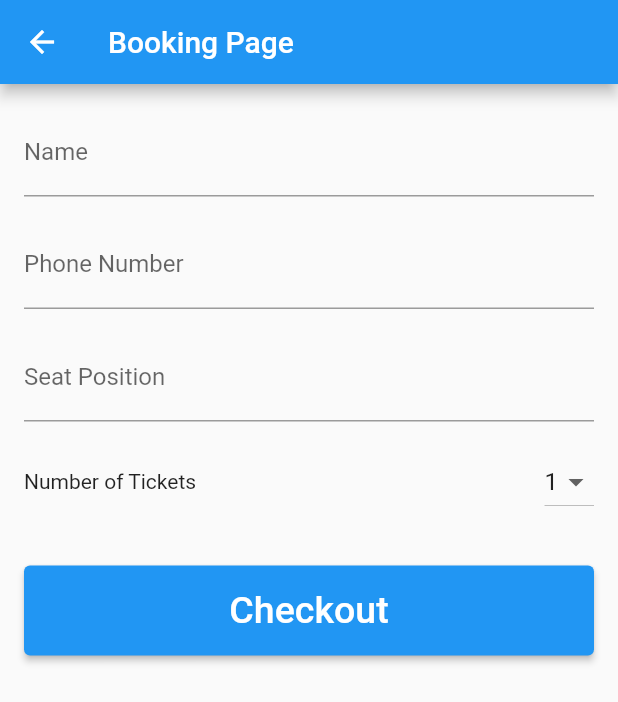
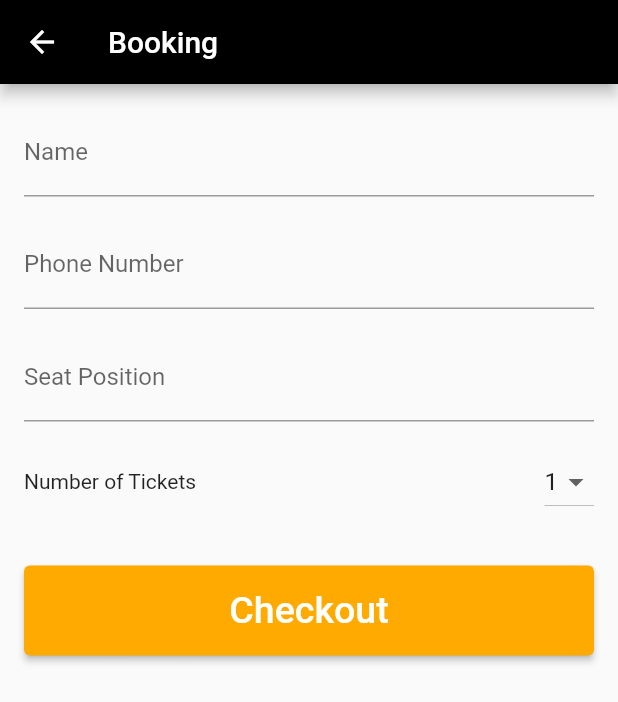
Before and after one commit to kkarimwahba/Evena, a Flutter app: the UserHome screen opened directly, scrolled down 576 dp, after a tap on "Book Now", on a phone screen of 412 x 824 dp. Shown: the top 702 px of the screen. Run offline on Flutter 3.47's test engine with Material 2 defaults, Android fonts, the phone set to English and light mode, and no system bars; our stand-ins replace flutter_credit_card.

Commit message:
categry file and updates on files

```diff
--- a/lib/screens/Booking.dart
+++ b/lib/screens/Booking.dart
@@ -20,9 +20,11 @@ class _BookingState extends State<Booking> {
 
   @override
   Widget build(BuildContext context) {
-    return Scaffold(
+    return SafeArea(
+      child: Scaffold(
         appBar: AppBar(
-        title: Text('Booking Page'),
+          backgroundColor: Colors.black,
+          title: const Text('Booking'),
         ),
         body: Padding(
           padding: const EdgeInsets.all(16.0),
@@ -41,7 +43,7 @@ class _BookingState extends State<Booking> {
                   });
                 },
               ),
-            SizedBox(height: 16.0),
+              const SizedBox(height: 16.0),
               TextFormField(
                 decoration: InputDecoration(
                   labelText: 'Phone Number',
@@ -58,7 +60,7 @@ class _BookingState extends State<Booking> {
                   });
                 },
               ),
-            SizedBox(height: 16.0),
+              const SizedBox(height: 16.0),
               TextFormField(
                 decoration: InputDecoration(
                   labelText: 'Seat Position',
@@ -73,11 +75,11 @@ class _BookingState extends State<Booking> {
                   });
                 },
               ),
-            SizedBox(height: 16.0),
+              const SizedBox(height: 16.0),
               Row(
                 mainAxisAlignment: MainAxisAlignment.spaceBetween,
                 children: [
-                Text('Number of Tickets'),
+                  const Text('Number of Tickets'),
                   DropdownButton<int>(
                     value: numberOfTickets,
                     items: [1, 2, 3, 4, 5]
@@ -94,7 +96,7 @@ class _BookingState extends State<Booking> {
                   ),
                 ],
               ),
-            SizedBox(height: 32.0),
+              const SizedBox(height: 32.0),
               SizedBox(
                 width: 200,
                 height: 60,
@@ -108,13 +110,19 @@ class _BookingState extends State<Booking> {
                           ));
                         }
                       : null,
+                  style: ElevatedButton.styleFrom(
+                    backgroundColor: const Color.fromARGB(255, 255, 170, 0),
+                  ),
                   child: const Text(
                     'Checkout',
-                  style: TextStyle(fontSize: 25),
+                    style: TextStyle(
+                      fontSize: 25,
+                    ),
                   ),
                 ),
               ),
             ],
+          ),
         ),
       ),
     );
--- a/lib/screens/login.dart
+++ b/lib/screens/login.dart
@@ -137,7 +137,7 @@ class _LoginState extends State<Login> {
                           onPressed: () {
                             Navigator.of(context).push(MaterialPageRoute(
                               builder: (c) {
-                                return UserHome();
+                                return Category();
                               },
                             ));
                           },
--- a/lib/screens/userHome.dart
+++ b/lib/screens/userHome.dart
@@ -1,16 +1,17 @@
-
 import 'package:evena/screens/booking.dart';
+import 'package:evena/screens/category.dart';
+import 'package:evena/screens/login.dart';
 import 'package:flutter/material.dart';
 
 class UserHome extends StatefulWidget {
-  UserHome({Key? key}) : super(key: key);
+  const UserHome({Key? key}) : super(key: key);
 
   @override
   _UserHomeState createState() => _UserHomeState();
 }
 
 class _UserHomeState extends State<UserHome> {
-  TextEditingController _searchController = TextEditingController();
+  final TextEditingController _searchController = TextEditingController();
 
   @override
   void dispose() {
@@ -22,6 +23,12 @@ class _UserHomeState extends State<UserHome> {
   Widget build(BuildContext context) {
     return Scaffold(
       appBar: AppBar(
+        leading: IconButton(
+          icon: const Icon(Icons.arrow_back, color: Colors.white),
+          onPressed: () {
+            Navigator.of(context).pop();
+          },
+        ),
         title: const Text(
           "EVENA",
           style: TextStyle(color: Colors.white),
@@ -35,7 +42,7 @@ class _UserHomeState extends State<UserHome> {
             child: Align(
               alignment: Alignment.center,
               child: Text(
-                "Welcome to EVENA",
+                "Explore Our Events.",
                 style: TextStyle(
                   fontWeight: FontWeight.bold,
                   color: Colors.black,
@@ -47,7 +54,9 @@ class _UserHomeState extends State<UserHome> {
           const SizedBox(
             height: 20,
           ),
-          TextField(
+          SizedBox(
+            width: 0.9 * MediaQuery.of(context).size.width,
+            child: TextField(
               controller: _searchController,
               decoration: InputDecoration(
                 hintText: "Search",
@@ -57,23 +66,23 @@ class _UserHomeState extends State<UserHome> {
                 ),
               ),
             ),
+          ),
           const SizedBox(
             height: 20,
           ),
           Expanded(
             child: ListView.builder(
-              itemCount: 6, // Assuming you want four cards
+              itemCount: 6,
               itemBuilder: (context, index) {
                 return InkWell(
                   onTap: () {},
                   child: Card(
-                    shadowColor: const Color(0xFFE14658),
+                    shadowColor: const Color.fromARGB(230, 255, 176, 17),
                     elevation: 4,
                     margin: const EdgeInsets.all(16),
                     child: Stack(
                       alignment: Alignment.centerLeft,
                       children: [
-                        // Adjust the image paths accordingly
                         Image.asset(
                           index == 0
                               ? 'assets/images/WhatsApp Image 2023-11-28 at 17.48.50_adfb07c2.jpg'
@@ -91,8 +100,8 @@ class _UserHomeState extends State<UserHome> {
                           height: 200,
                         ),
                         Positioned(
-                          bottom: 100,
-                          left: 600,
+                          bottom: 150,
+                          left: 210,
                           child: Text(
                             index == 0
                                 ? "Tamer Hossny"
@@ -105,7 +114,7 @@ class _UserHomeState extends State<UserHome> {
                                             : index == 4
                                                 ? "Sharmoofers"
                                                 : "Nina Kraviz",
-                            style: TextStyle(
+                            style: const TextStyle(
                               color: Colors.black,
                               fontSize: 25,
                               fontWeight: FontWeight.bold,
@@ -114,8 +123,8 @@ class _UserHomeState extends State<UserHome> {
                           ),
                         ),
                         Positioned(
-                          bottom: 70,
-                          left: 600,
+                          bottom: 120,
+                          left: 200,
                           child: Text(
                             index == 0
                                 ? "SIDI ABDEL RAHMAN."
@@ -128,7 +137,7 @@ class _UserHomeState extends State<UserHome> {
                                             : index == 4
                                                 ? "NEW ALAMEIN FESTIVAL."
                                                 : "Terra Solis.",
-                            style: TextStyle(
+                            style: const TextStyle(
                               color: Colors.black,
                               fontSize: 14,
                             ),
@@ -136,8 +145,8 @@ class _UserHomeState extends State<UserHome> {
                           ),
                         ),
                         Positioned(
-                          bottom: 50,
-                          left: 600,
+                          bottom: 100,
+                          left: 200,
                           child: Text(
                             index == 0
                                 ? "North Coast 14th July."
@@ -150,7 +159,7 @@ class _UserHomeState extends State<UserHome> {
                                             : index == 4
                                                 ? "02 September."
                                                 : "December 15th.",
-                            style: TextStyle(
+                            style: const TextStyle(
                               color: Colors.black,
                               fontSize: 14,
                             ),
@@ -158,8 +167,8 @@ class _UserHomeState extends State<UserHome> {
                           ),
                         ),
                         Positioned(
-                          bottom: 30,
-                          left: 600,
+                          bottom: 80,
+                          left: 200,
                           child: Text(
                             index == 0
                                 ? "Egypt."
@@ -172,7 +181,7 @@ class _UserHomeState extends State<UserHome> {
                                             : index == 4
                                                 ? "Egypt."
                                                 : "Dubai.",
-                            style: TextStyle(
+                            style: const TextStyle(
                               color: Colors.black,
                               fontSize: 14,
                             ),
@@ -180,8 +189,8 @@ class _UserHomeState extends State<UserHome> {
                           ),
                         ),
                         Positioned(
-                          bottom: 10,
-                          left: 600,
+                          bottom: 60,
+                          left: 200,
                           child: Text(
                             index == 0
                                 ? "1400 EGP."
@@ -194,7 +203,7 @@ class _UserHomeState extends State<UserHome> {
                                             : index == 4
                                                 ? "400 EGP."
                                                 : "350 UAE.",
-                            style: TextStyle(
+                            style: const TextStyle(
                               color: Colors.black,
                               fontSize: 14,
                             ),
@@ -205,7 +214,7 @@ class _UserHomeState extends State<UserHome> {
                           bottom: 20,
                           right: 20,
                           child: Padding(
-                            padding: EdgeInsets.only(bottom: 0, right: 0),
+                            padding: const EdgeInsets.only(bottom: 0, right: 0),
                             child: ElevatedButton(
                               onPressed: () {
                                 Navigator.of(context).push(MaterialPageRoute(
@@ -215,9 +224,10 @@ class _UserHomeState extends State<UserHome> {
                                 ));
                               },
                               style: ElevatedButton.styleFrom(
-                                primary: Colors.white,
+                                primary:
+                                    const Color.fromARGB(230, 255, 176, 17),
                               ),
-                              child: Text(
+                              child: const Text(
                                 "Book Now",
                                 style: TextStyle(fontSize: 20),
                               ),
```
Also changed, not shown: lib/screens/Payment.dart (+20 -11 lines), lib/screens/category.dart (+66 -9 lines), assets/images/gamimg.png (added), assets/images/gaming.png (added), assets/images/musicIcon.png (added), assets/images/standup.png (added), pubspec.lock. Lines whose indentation alone changed are shown as unchanged.
